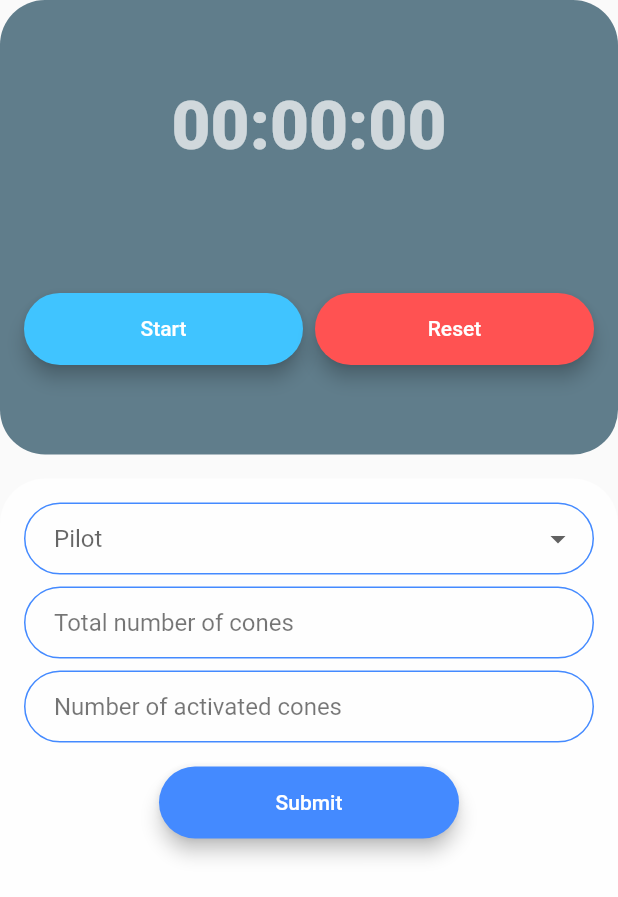
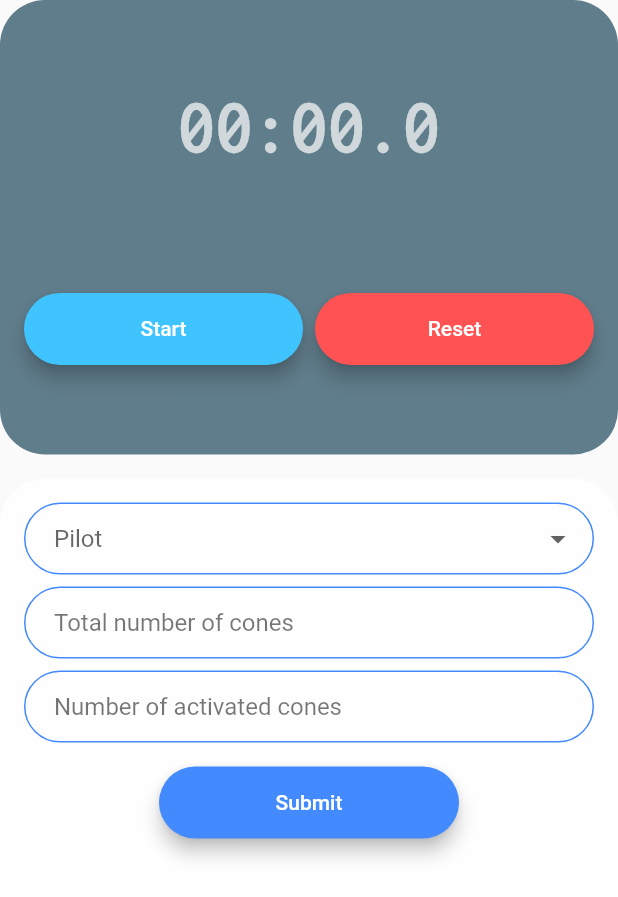
Before and after one commit to mikeyroush/ConeDroneApp, a Flutter app: the FlightScreen widget shown alone on an empty page, opened directly, on a phone screen of 412 x 824 dp. Shown: the top 897 px of the screen. Run offline on Flutter 3.47's test engine with Material 2 defaults, Android fonts, the phone set to English and light mode, and no system bars; our stand-ins replace cloud_firestore, firebase_auth, firebase_core, flutter_spinkit; accounts and stored records are empty; network calls fail.

Commit message:
updated stopwatch UI

```diff
--- a/cone_drone/lib/constants.dart
+++ b/cone_drone/lib/constants.dart
@@ -2,6 +2,12 @@ import 'package:flutter/material.dart';
 
 enum kScreenState { logIn, register, cone, pilot, record }
 enum kState { initialized, loading, error }
+
+const kTimerTextStyle = TextStyle(
+  fontWeight: FontWeight.w900,
+  fontSize: 50.0,
+  fontFamily: 'Inconsolata',
+);
 
 const kTitleTextStyle = TextStyle(
   fontWeight: FontWeight.w900,
--- a/cone_drone/lib/screens/flight/flight_screen.dart
+++ b/cone_drone/lib/screens/flight/flight_screen.dart
@@ -15,9 +15,9 @@ class FlightScreen extends StatefulWidget {
 
 class _FlightScreenState extends State<FlightScreen> {
   final _formKey = GlobalKey<FormState>();
-  final Duration refreshRate = Duration(seconds: 1);
+  final Duration refreshRate = Duration(milliseconds: 100);
   Stopwatch _stopwatch = Stopwatch();
-  String timeElapsed = "00:00:00";
+  String timeElapsed = "00:00.0";
   Orientation screenOrientation;
 
   // todo: remove temp array
@@ -28,11 +28,15 @@ class _FlightScreenState extends State<FlightScreen> {
       if (_stopwatch.isRunning) {
         updateStopwatch();
         setState(() {
-          timeElapsed = _stopwatch.elapsed.inHours.toString().padLeft(2, '0') +
+          timeElapsed = (_stopwatch.elapsed.inMinutes % 60)
+                  .toString()
+                  .padLeft(2, '0') +
               ":" +
-              (_stopwatch.elapsed.inMinutes % 60).toString().padLeft(2, '0') +
-              ":" +
-              (_stopwatch.elapsed.inSeconds % 60).toString().padLeft(2, '0');
+              (_stopwatch.elapsed.inSeconds % 60).toString().padLeft(2, '0') +
+              "." +
+              ((_stopwatch.elapsed.inMilliseconds % 1000) / 100)
+                  .floor()
+                  .toString();
         });
       }
     });
@@ -67,7 +71,7 @@ class _FlightScreenState extends State<FlightScreen> {
                     child: Center(
                       child: Text(
                         timeElapsed,
-                        style: kTitleTextStyle.copyWith(color: Colors.white70),
+                        style: kTimerTextStyle.copyWith(color: Colors.white70),
                       ),
                     ),
                   ),
@@ -96,7 +100,7 @@ class _FlightScreenState extends State<FlightScreen> {
                                   ? setState(() => _stopwatch.stop())
                                   : setState(() {
                                       _stopwatch.reset();
-                                      timeElapsed = "00:00:00";
+                                      timeElapsed = "00:00.0";
                                     });
                             },
                           ),
--- a/cone_drone/lib/services/auth.dart
+++ b/cone_drone/lib/services/auth.dart
@@ -64,7 +64,7 @@ class AuthService {
   // check email verification
   // note: this might become redundant with the userChanges stream in a future update
   void checkVerification() {
-    Timer(Duration(seconds: 1), () async {
+    Timer(refreshRate, () async {
       if (_auth.currentUser != null && !_auth.currentUser.emailVerified) {
         checkVerification();
         _auth.currentUser.reload();
--- a/cone_drone/pubspec.yaml
+++ b/cone_drone/pubspec.yaml
@@ -27,3 +27,8 @@ flutter:
 
   assets:
   - images/
+
+  fonts:
+    - family: Inconsolata
+      fonts:
+        - asset: fonts/Inconsolata-Regular.ttf
```
Also changed, not shown: cone_drone/fonts/Inconsolata-Regular.ttf (added).
